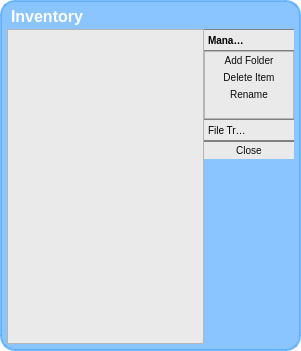
The window that bin/data/ui/inventory_main.ui (realXtend/tundra) describes before a commit, drawn with Qt 5.
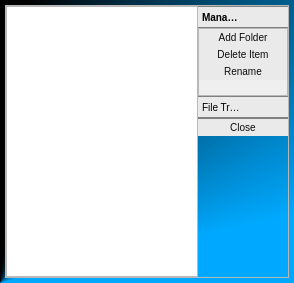
The same window after the commit. Icons and pictures are not drawn.

What changed in the file:
```diff
--- a/bin/data/ui/inventory_main.ui
+++ b/bin/data/ui/inventory_main.ui
@@ -6,8 +6,8 @@
    <rect>
     <x>0</x>
     <y>0</y>
-    <width>301</width>
-    <height>351</height>
+    <width>294</width>
+    <height>283</height>
    </rect>
   </property>
   <property name="sizePolicy">
@@ -23,21 +23,9 @@
    <bool>false</bool>
   </property>
   <property name="styleSheet">
-   <string>
-    /* Containers */
+   <string>    /* Containers */
     QWidget#inventorymain {
-        background-color: rgba(255, 255, 255, 0);
-    }
-
-    QFrame#MainFrame {
-        background-color: rgba(85, 170, 255, 175);
-        border: 2px solid rgba(85, 170, 255, 200);
-        padding: 5px;
-        border-radius:15px;
-    }
-
-    QFrame {
-        background-color: rgb(234, 234, 234);
+		background-color: qconicalgradient(cx:0, cy:1, angle:277.2, stop:0.267045 rgba(0, 169, 255, 255), stop:0.465909 rgba(0, 0, 0, 255));
     }
 
     /* QToolBox */
@@ -52,9 +40,13 @@
         background-color: rgb(191, 191, 191);
     }
 
+    QToolBox::tab:!hover {
+        background-color: rgb(234, 234, 234);
+    }
+
     QToolBox::tab:selected {
+		background-color: rgb(234, 234, 234);
         font: bold;
-        background-color: none;
     }
     
     /* QTreeView */
@@ -113,7 +105,7 @@
     <number>0</number>
    </property>
    <property name="margin">
-    <number>0</number>
+    <number>5</number>
    </property>
    <item>
     <widget class="QFrame" name="MainFrame">
@@ -130,20 +122,6 @@
       <property name="margin">
        <number>0</number>
       </property>
-      <item>
-       <widget class="QLabel" name="label">
-        <property name="styleSheet">
-         <string>font-size: 16px;
-font: bold;
-color: rgb(255, 255, 255);
-padding-bottom: 3px;
-background-color: rgba(255, 255, 255, 0);</string>
-        </property>
-        <property name="text">
-         <string>Inventory</string>
-        </property>
-       </widget>
-      </item>
       <item>
        <layout class="QHBoxLayout" name="horizontalLayout_BottomContainer" stretch="3,1">
         <property name="spacing">
```
